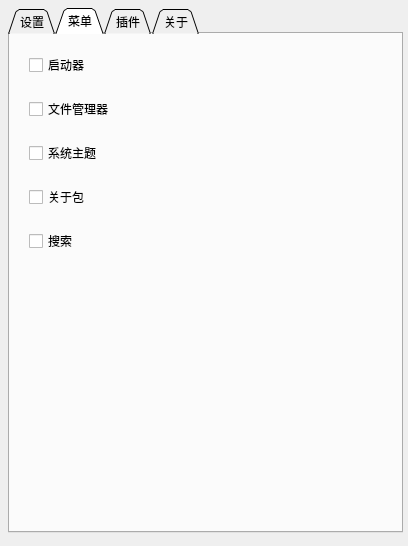
This is frame/window/mainsettingwidget.ui in IMEVER/dde-top-panel as Qt 5 draws it before an edit. The edited form follows.
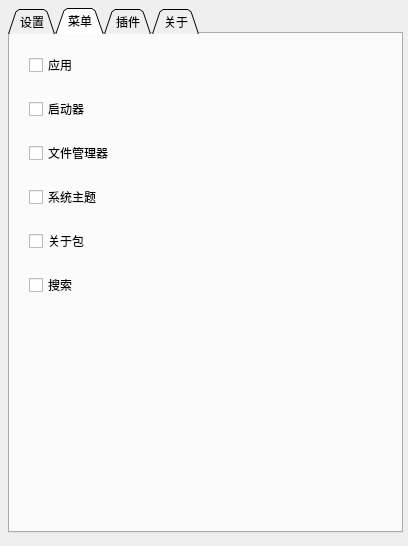
This is the edited form. The open tabs and pages were chosen to show the change. Icons and pictures are not drawn.

Diff of the .ui file:
```diff
--- a/frame/window/mainsettingwidget.ui
+++ b/frame/window/mainsettingwidget.ui
@@ -1049,6 +1049,22 @@
        <property name="bottomMargin">
         <number>10</number>
        </property>
+       <item>
+        <widget class="QCheckBox" name="menu_app">
+         <property name="maximumSize">
+          <size>
+           <width>16777215</width>
+           <height>40</height>
+          </size>
+         </property>
+         <property name="layoutDirection">
+          <enum>Qt::LeftToRight</enum>
+         </property>
+         <property name="text">
+          <string>应用</string>
+         </property>
+        </widget>
+       </item>
        <item>
         <widget class="QCheckBox" name="menu_launch">
          <property name="maximumSize">
```
